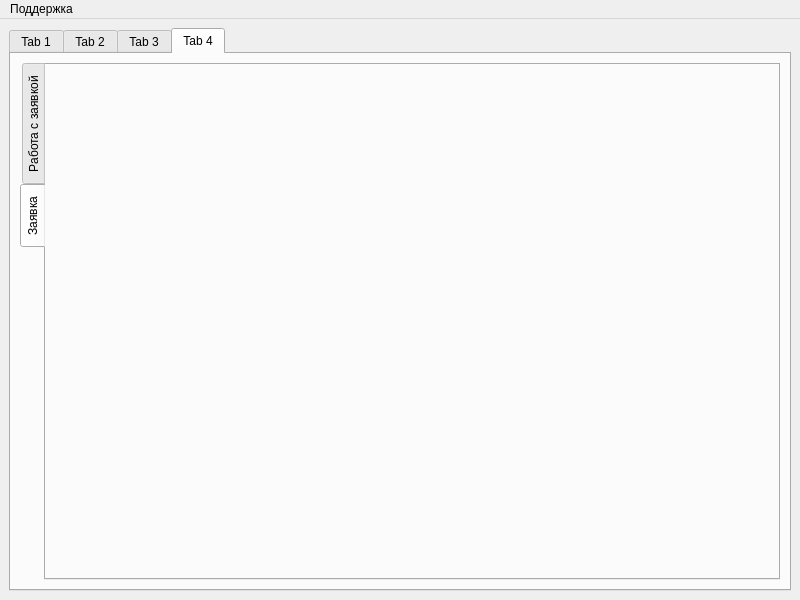
Above: QtTry4/mainwindow.ui from Vampire016/FQW_programm before the change. Below: the same form after it.
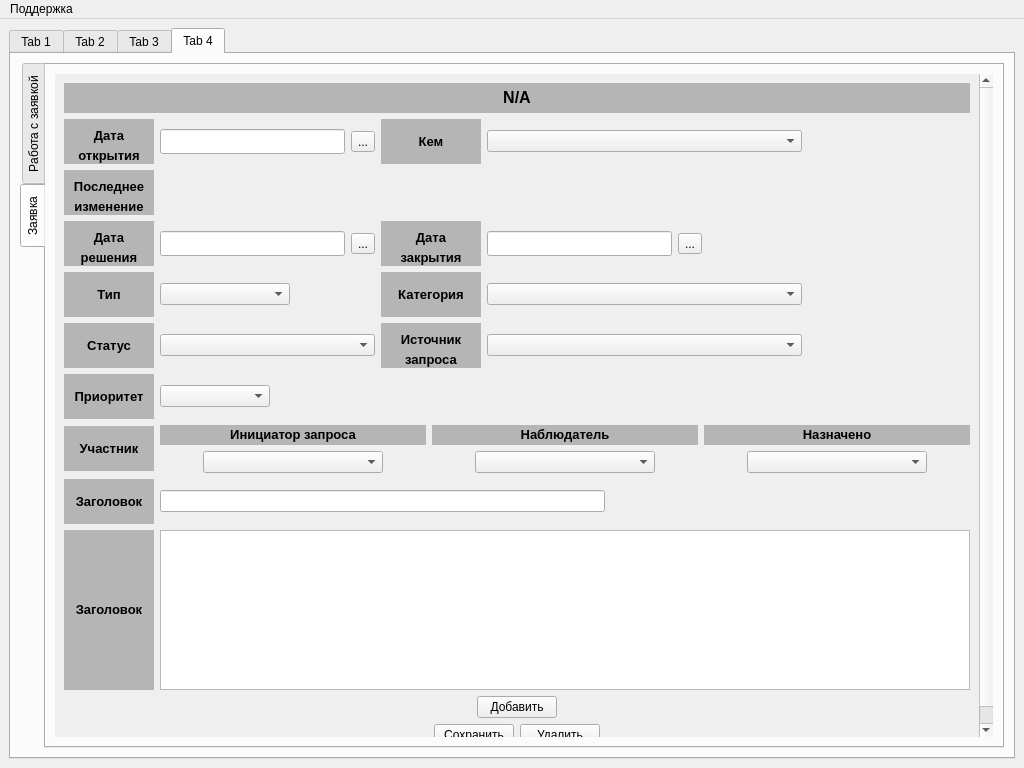
That is the form after the change. The open tabs and pages were chosen to show the change. Custom widgets are drawn as their Qt base class.

Commit message: add date (inputMask) from Calendar && lastEdit from btn(add)

Patch:
```diff
--- a/QtTry4/mainwindow.ui
+++ b/QtTry4/mainwindow.ui
@@ -6,15 +6,24 @@
    <rect>
     <x>0</x>
     <y>0</y>
-    <width>800</width>
-    <height>600</height>
+    <width>1024</width>
+    <height>768</height>
    </rect>
   </property>
+  <property name="minimumSize">
+   <size>
+    <width>0</width>
+    <height>0</height>
+   </size>
+  </property>
   <property name="windowTitle">
    <string>MainWindow</string>
   </property>
+  <property name="autoFillBackground">
+   <bool>false</bool>
+  </property>
   <widget class="QWidget" name="centralwidget">
-   <layout class="QVBoxLayout" name="verticalLayout">
+   <layout class="QHBoxLayout" name="horizontalLayout_22">
     <item>
      <widget class="QTabWidget" name="tabWidget">
       <property name="currentIndex">
@@ -1068,23 +1077,18 @@
            <enum>QTabWidget::West</enum>
           </property>
           <property name="currentIndex">
-           <number>0</number>
+           <number>1</number>
           </property>
           <widget class="QWidget" name="tab_5">
            <attribute name="title">
             <string>Работа с заявкой</string>
            </attribute>
-           <layout class="QVBoxLayout" name="verticalLayout_7">
-            <item>
-             <widget class="QToolButton" name="toolButton">
-              <property name="cursor">
-               <cursorShape>PointingHandCursor</cursorShape>
-              </property>
-              <property name="text">
-               <string>...</string>
-              </property>
-             </widget>
-            </item>
+          </widget>
+          <widget class="ClickableWidget" name="tab_6">
+           <attribute name="title">
+            <string>Заявка</string>
+           </attribute>
+           <layout class="QVBoxLayout" name="verticalLayout_5">
             <item>
              <widget class="QScrollArea" name="scrollArea">
               <property name="sizePolicy">
@@ -1099,6 +1103,18 @@
                 <height>0</height>
                </size>
               </property>
+              <property name="autoFillBackground">
+               <bool>false</bool>
+              </property>
+              <property name="styleSheet">
+               <string notr="true"/>
+              </property>
+              <property name="frameShape">
+               <enum>QFrame::NoFrame</enum>
+              </property>
+              <property name="frameShadow">
+               <enum>QFrame::Sunken</enum>
+              </property>
               <property name="verticalScrollBarPolicy">
                <enum>Qt::ScrollBarAsNeeded</enum>
               </property>
@@ -1112,12 +1128,12 @@
                <property name="geometry">
                 <rect>
                  <x>0</x>
-                 <y>0</y>
-                 <width>695</width>
-                 <height>618</height>
+                 <y>-46</y>
+                 <width>921</width>
+                 <height>707</height>
                 </rect>
                </property>
-               <layout class="QVBoxLayout" name="verticalLayout_6">
+               <layout class="QVBoxLayout" name="verticalLayout">
                 <item>
                  <widget class="QLabel" name="label_DataZayavitel">
                   <property name="sizePolicy">
@@ -1199,6 +1215,31 @@
                       <height>16777215</height>
                      </size>
                     </property>
+                    <property name="cursor">
+                     <cursorShape>IBeamCursor</cursorShape>
+                    </property>
+                    <property name="inputMethodHints">
+                     <set>Qt::ImhNone</set>
+                    </property>
+                    <property name="inputMask">
+                     <string/>
+                    </property>
+                    <property name="text">
+                     <string/>
+                    </property>
+                    <property name="maxLength">
+                     <number>32767</number>
+                    </property>
+                   </widget>
+                  </item>
+                  <item>
+                   <widget class="QToolCalendar" name="toolButton_Opened">
+                    <property name="cursor">
+                     <cursorShape>PointingHandCursor</cursorShape>
+                    </property>
+                    <property name="text">
+                     <string>...</string>
+                    </property>
                    </widget>
                   </item>
                   <item>
@@ -1224,21 +1265,34 @@
                    </widget>
                   </item>
                   <item>
-                   <widget class="QLineEdit" name="lineEdit_2">
+                   <widget class="QComboBox" name="comboBox_13">
                     <property name="minimumSize">
                      <size>
-                      <width>185</width>
-                      <height>25</height>
+                      <width>315</width>
+                      <height>0</height>
                      </size>
                     </property>
                     <property name="maximumSize">
                      <size>
-                      <width>16777000</width>
+                      <width>315</width>
                       <height>16777215</height>
                      </size>
                     </property>
                    </widget>
                   </item>
+                  <item>
+                   <spacer name="horizontalSpacer_19">
+                    <property name="orientation">
+                     <enum>Qt::Horizontal</enum>
+                    </property>
+                    <property name="sizeHint" stdset="0">
+                     <size>
+                      <width>6000</width>
+                      <height>20</height>
+                     </size>
+                    </property>
+                   </spacer>
+                  </item>
                  </layout>
                 </item>
                 <item>
@@ -1272,18 +1326,21 @@
                    </widget>
                   </item>
                   <item>
-                   <widget class="QLineEdit" name="lineEdit_3">
+                   <widget class="QLabel" name="label_17">
+                    <property name="sizePolicy">
+                     <sizepolicy hsizetype="Fixed" vsizetype="Fixed">
+                      <horstretch>0</horstretch>
+                      <verstretch>0</verstretch>
+                     </sizepolicy>
+                    </property>
                     <property name="minimumSize">
                      <size>
-                      <width>225</width>
+                      <width>320</width>
                       <height>25</height>
                      </size>
                     </property>
-                    <property name="maximumSize">
-                     <size>
-                      <width>225</width>
-                      <height>16777215</height>
-                     </size>
+                    <property name="text">
+                     <string/>
                     </property>
                    </widget>
                   </item>
@@ -1349,6 +1406,19 @@
                       <height>25</height>
                      </size>
                     </property>
+                    <property name="cursor">
+                     <cursorShape>IBeamCursor</cursorShape>
+                    </property>
+                   </widget>
+                  </item>
+                  <item>
+                   <widget class="QToolCalendar" name="toolButton_Decision">
+                    <property name="cursor">
+                     <cursorShape>PointingHandCursor</cursorShape>
+                    </property>
+                    <property name="text">
+                     <string>...</string>
+                    </property>
                    </widget>
                   </item>
                   <item>
@@ -1387,8 +1457,40 @@
                       <height>25</height>
                      </size>
                     </property>
+                    <property name="maximumSize">
+                     <size>
+                      <width>315</width>
+                      <height>16777215</height>
+                     </size>
+                    </property>
+                    <property name="cursor">
+                     <cursorShape>IBeamCursor</cursorShape>
+                    </property>
                    </widget>
                   </item>
+                  <item>
+                   <widget class="QToolCalendar" name="toolButton_Closed">
+                    <property name="cursor">
+                     <cursorShape>PointingHandCursor</cursorShape>
+                    </property>
+                    <property name="text">
+                     <string>...</string>
+                    </property>
+                   </widget>
+                  </item>
+                  <item>
+                   <spacer name="horizontalSpacer_20">
+                    <property name="orientation">
+                     <enum>Qt::Horizontal</enum>
+                    </property>
+                    <property name="sizeHint" stdset="0">
+                     <size>
+                      <width>6000</width>
+                      <height>20</height>
+                     </size>
+                    </property>
+                   </spacer>
+                  </item>
                  </layout>
                 </item>
                 <item>
@@ -1425,7 +1527,7 @@
                     </property>
                     <property name="minimumSize">
                      <size>
-                      <width>110</width>
+                      <width>130</width>
                       <height>0</height>
                      </size>
                     </property>
@@ -1435,6 +1537,9 @@
                       <height>16777215</height>
                      </size>
                     </property>
+                    <property name="cursor">
+                     <cursorShape>PointingHandCursor</cursorShape>
+                    </property>
                    </widget>
                   </item>
                   <item>
@@ -1447,7 +1552,7 @@
                     </property>
                     <property name="sizeHint" stdset="0">
                      <size>
-                      <width>75</width>
+                      <width>85</width>
                       <height>20</height>
                      </size>
                     </property>
@@ -1476,7 +1581,36 @@
                    </widget>
                   </item>
                   <item>
-                   <widget class="QComboBox" name="comboBox_6"/>
+                   <widget class="QComboBox" name="comboBox_6">
+                    <property name="minimumSize">
+                     <size>
+                      <width>315</width>
+                      <height>0</height>
+                     </size>
+                    </property>
+                    <property name="maximumSize">
+                     <size>
+                      <width>315</width>
+                      <height>16777215</height>
+                     </size>
+                    </property>
+                    <property name="cursor">
+                     <cursorShape>PointingHandCursor</cursorShape>
+                    </property>
+                   </widget>
+                  </item>
+                  <item>
+                   <spacer name="horizontalSpacer_21">
+                    <property name="orientation">
+                     <enum>Qt::Horizontal</enum>
+                    </property>
+                    <property name="sizeHint" stdset="0">
+                     <size>
+                      <width>6000</width>
+                      <height>20</height>
+                     </size>
+                    </property>
+                   </spacer>
                   </item>
                  </layout>
                 </item>
@@ -1514,16 +1648,19 @@
                     </property>
                     <property name="minimumSize">
                      <size>
-                      <width>185</width>
+                      <width>215</width>
                       <height>0</height>
                      </size>
                     </property>
                     <property name="maximumSize">
                      <size>
-                      <width>110</width>
+                      <width>215</width>
                       <height>16777215</height>
                      </size>
                     </property>
+                    <property name="cursor">
+                     <cursorShape>PointingHandCursor</cursorShape>
+                    </property>
                    </widget>
                   </item>
                   <item>
@@ -1555,7 +1692,36 @@
                    </widget>
                   </item>
                   <item>
-                   <widget class="QComboBox" name="comboBox_8"/>
+                   <widget class="QComboBox" name="comboBox_8">
+                    <property name="minimumSize">
+                     <size>
+                      <width>315</width>
+                      <height>0</height>
+                     </size>
+                    </property>
+                    <property name="maximumSize">
+                     <size>
+                      <width>315</width>
+                      <height>16777215</height>
+                     </size>
+                    </property>
+                    <property name="cursor">
+                     <cursorShape>PointingHandCursor</cursorShape>
+                    </property>
+                   </widget>
+                  </item>
+                  <item>
+                   <spacer name="horizontalSpacer_22">
+                    <property name="orientation">
+                     <enum>Qt::Horizontal</enum>
+                    </property>
+                    <property name="sizeHint" stdset="0">
+                     <size>
+                      <width>6000</width>
+                      <height>20</height>
+                     </size>
+                    </property>
+                   </spacer>
                   </item>
                  </layout>
                 </item>
@@ -1603,6 +1769,15 @@
                       <height>16777215</height>
                      </size>
                     </property>
+                    <property name="cursor">
+                     <cursorShape>PointingHandCursor</cursorShape>
+                    </property>
+                    <property name="styleSheet">
+                     <string notr="true"/>
+                    </property>
+                    <property name="frame">
+                     <bool>true</bool>
+                    </property>
                    </widget>
                   </item>
                   <item>
@@ -1623,6 +1798,257 @@
                   </item>
                  </layout>
                 </item>
+                <item>
+                 <layout class="QHBoxLayout" name="horizontalLayout_21">
+                  <item>
+                   <widget class="QLabel" name="label_13">
+                    <property name="sizePolicy">
+                     <sizepolicy hsizetype="Fixed" vsizetype="Fixed">
+                      <horstretch>0</horstretch>
+                      <verstretch>0</verstretch>
+                     </sizepolicy>
+                    </property>
+                    <property name="minimumSize">
+                     <size>
+                      <width>90</width>
+                      <height>45</height>
+                     </size>
+                    </property>
+                    <property name="styleSheet">
+                     <string notr="true">background-color: rgb(181, 181, 181);</string>
+                    </property>
+                    <property name="text">
+                     <string>&lt;html&gt;&lt;head/&gt;&lt;body&gt;&lt;p align=&quot;center&quot;&gt;&lt;span style=&quot; font-size:10pt; font-weight:600;&quot;&gt;Участник&lt;/span&gt;&lt;/p&gt;&lt;/body&gt;&lt;/html&gt;</string>
+                    </property>
+                   </widget>
+                  </item>
+                  <item>
+                   <layout class="QVBoxLayout" name="verticalLayout_6">
+                    <item>
+                     <widget class="QLabel" name="label_14">
+                      <property name="sizePolicy">
+                       <sizepolicy hsizetype="Expanding" vsizetype="Fixed">
+                        <horstretch>0</horstretch>
+                        <verstretch>0</verstretch>
+                       </sizepolicy>
+                      </property>
+                      <property name="minimumSize">
+                       <size>
+                        <width>130</width>
+                        <height>20</height>
+                       </size>
+                      </property>
+                      <property name="maximumSize">
+                       <size>
+                        <width>16777215</width>
+                        <height>20</height>
+                       </size>
+                      </property>
+                      <property name="styleSheet">
+                       <string notr="true">background-color: rgb(181, 181, 181);</string>
+                      </property>
+                      <property name="text">
+                       <string>&lt;html&gt;&lt;head/&gt;&lt;body&gt;&lt;p align=&quot;center&quot;&gt;&lt;span style=&quot; font-size:10pt; font-weight:600;&quot;&gt;Инициатор запроса&lt;/span&gt;&lt;/p&gt;&lt;/body&gt;&lt;/html&gt;</string>
+                      </property>
+                     </widget>
+                    </item>
+                    <item>
+                     <layout class="QHBoxLayout" name="horizontalLayout_18">
+                      <item>
+                       <spacer name="horizontalSpacer_13">
+                        <property name="orientation">
+                         <enum>Qt::Horizontal</enum>
+                        </property>
+                        <property name="sizeHint" stdset="0">
+                         <size>
+                          <width>28</width>
+                          <height>17</height>
+                         </size>
+                        </property>
+                       </spacer>
+                      </item>
+                      <item>
+                       <widget class="QComboBox" name="comboBox_10">
+                        <property name="minimumSize">
+                         <size>
+                          <width>180</width>
+                          <height>0</height>
+                         </size>
+                        </property>
+                        <property name="cursor">
+                         <cursorShape>PointingHandCursor</cursorShape>
+                        </property>
+                       </widget>
+                      </item>
+                      <item>
+                       <spacer name="horizontalSpacer_14">
+                        <property name="orientation">
+                         <enum>Qt::Horizontal</enum>
+                        </property>
+                        <property name="sizeHint" stdset="0">
+                         <size>
+                          <width>40</width>
+                          <height>20</height>
+                         </size>
+                        </property>
+                       </spacer>
+                      </item>
+                     </layout>
+                    </item>
+                   </layout>
+                  </item>
+                  <item>
+                   <layout class="QVBoxLayout" name="verticalLayout_8">
+                    <item>
+                     <widget class="QLabel" name="label_15">
+                      <property name="sizePolicy">
+                       <sizepolicy hsizetype="Expanding" vsizetype="Fixed">
+                        <horstretch>0</horstretch>
+                        <verstretch>0</verstretch>
+                       </sizepolicy>
+                      </property>
+                      <property name="minimumSize">
+                       <size>
+                        <width>130</width>
+                        <height>20</height>
+                       </size>
+                      </property>
+                      <property name="maximumSize">
+                       <size>
+                        <width>16777215</width>
+                        <height>20</height>
+                       </size>
+                      </property>
+                      <property name="styleSheet">
+                       <string notr="true">background-color: rgb(181, 181, 181);</string>
+                      </property>
+                      <property name="text">
+                       <string>&lt;html&gt;&lt;head/&gt;&lt;body&gt;&lt;p align=&quot;center&quot;&gt;&lt;span style=&quot; font-size:10pt; font-weight:600;&quot;&gt;Наблюдатель&lt;/span&gt;&lt;/p&gt;&lt;/body&gt;&lt;/html&gt;</string>
+                      </property>
+                     </widget>
+                    </item>
+                    <item>
+                     <layout class="QHBoxLayout" name="horizontalLayout_19">
+                      <item>
+                       <spacer name="horizontalSpacer_15">
+                        <property name="orientation">
+                         <enum>Qt::Horizontal</enum>
+                        </property>
+                        <property name="sizeHint" stdset="0">
+                         <size>
+                          <width>28</width>
+                          <height>17</height>
+                         </size>
+                        </property>
+                       </spacer>
+                      </item>
+                      <item>
+                       <widget class="QComboBox" name="comboBox_11">
+                        <property name="minimumSize">
+                         <size>
+                          <width>180</width>
+                          <height>0</height>
+                         </size>
+                        </property>
+                        <property name="cursor">
+                         <cursorShape>PointingHandCursor</cursorShape>
+                        </property>
+                       </widget>
+                      </item>
+                      <item>
+                       <spacer name="horizontalSpacer_16">
+                        <property name="orientation">
+                         <enum>Qt::Horizontal</enum>
+                        </property>
+                        <property name="sizeHint" stdset="0">
+                         <size>
+                          <width>40</width>
+                          <height>20</height>
+                         </size>
+                        </property>
+                       </spacer>
+                      </item>
+                     </layout>
+                    </item>
+                   </layout>
+                  </item>
+                  <item>
+                   <layout class="QVBoxLayout" name="verticalLayout_9">
+                    <item>
+                     <widget class="QLabel" name="label_16">
+                      <property name="sizePolicy">
+                       <sizepolicy hsizetype="Expanding" vsizetype="Fixed">
+                        <horstretch>0</horstretch>
+                        <verstretch>0</verstretch>
+                       </sizepolicy>
+                      </property>
+                      <property name="minimumSize">
+                       <size>
+                        <width>130</width>
+                        <height>20</height>
+                       </size>
+                      </property>
+                      <property name="maximumSize">
+                       <size>
+                        <width>16777215</width>
+                        <height>20</height>
+                       </size>
+                      </property>
+                      <property name="styleSheet">
+                       <string notr="true">background-color: rgb(181, 181, 181);</string>
+                      </property>
+                      <property name="text">
+                       <string>&lt;html&gt;&lt;head/&gt;&lt;body&gt;&lt;p align=&quot;center&quot;&gt;&lt;span style=&quot; font-size:10pt; font-weight:600;&quot;&gt;Назначено&lt;/span&gt;&lt;/p&gt;&lt;/body&gt;&lt;/html&gt;</string>
+                      </property>
+                     </widget>
+                    </item>
+                    <item>
+                     <layout class="QHBoxLayout" name="horizontalLayout_20">
+                      <item>
+                       <spacer name="horizontalSpacer_17">
+                        <property name="orientation">
+                         <enum>Qt::Horizontal</enum>
+                        </property>
+                        <property name="sizeHint" stdset="0">
+                         <size>
+                          <width>28</width>
+                          <height>17</height>
+                         </size>
+                        </property>
+                       </spacer>
+                      </item>
+                      <item>
+                       <widget class="QComboBox" name="comboBox_12">
+                        <property name="minimumSize">
+                         <size>
+                          <width>180</width>
+                          <height>0</height>
+                         </size>
+                        </property>
+                        <property name="cursor">
+                         <cursorShape>PointingHandCursor</cursorShape>
+                        </property>
+                       </widget>
+                      </item>
+                      <item>
+                       <spacer name="horizontalSpacer_18">
+                        <property name="orientation">
+                         <enum>Qt::Horizontal</enum>
+                        </property>
+                        <property name="sizeHint" stdset="0">
+                         <size>
+                          <width>40</width>
+                          <height>20</height>
+                         </size>
+                        </property>
+                       </spacer>
+                      </item>
+                     </layout>
+                    </item>
+                   </layout>
+                  </item>
+                 </layout>
+                </item>
                 <item>
                  <layout class="QHBoxLayout" name="horizontalLayout_15">
                   <item>
@@ -1661,6 +2087,9 @@
                       <height>16777215</height>
                      </size>
                     </property>
+                    <property name="cursor">
+                     <cursorShape>IBeamCursor</cursorShape>
+                    </property>
                    </widget>
                   </item>
                   <item>
@@ -1673,7 +2102,7 @@
                     </property>
                     <property name="sizeHint" stdset="0">
                      <size>
-                      <width>600</width>
+                      <width>6000</width>
                       <height>20</height>
                      </size>
                     </property>
@@ -1713,6 +2142,9 @@
                       <height>160</height>
                      </size>
                     </property>
+                    <property name="cursor" stdset="0">
+                     <cursorShape>IBeamCursor</cursorShape>
+                    </property>
                    </widget>
                   </item>
                  </layout>
@@ -1725,11 +2157,11 @@
                      <enum>Qt::Horizontal</enum>
                     </property>
                     <property name="sizeType">
-                     <enum>QSizePolicy::Fixed</enum>
+                     <enum>QSizePolicy::Expanding</enum>
                     </property>
                     <property name="sizeHint" stdset="0">
                      <size>
-                      <width>290</width>
+                      <width>40</width>
                       <height>20</height>
                      </size>
                     </property>
@@ -1737,6 +2169,9 @@
                   </item>
                   <item>
                    <widget class="QPushButton" name="pushButton">
+                    <property name="cursor">
+                     <cursorShape>PointingHandCursor</cursorShape>
+                    </property>
                     <property name="text">
                      <string>Добавить</string>
                     </property>
@@ -1757,18 +2192,65 @@
                   </item>
                  </layout>
                 </item>
+                <item>
+                 <layout class="QHBoxLayout" name="horizontalLayout_23">
+                  <item>
+                   <spacer name="horizontalSpacer_23">
+                    <property name="orientation">
+                     <enum>Qt::Horizontal</enum>
+                    </property>
+                    <property name="sizeType">
+                     <enum>QSizePolicy::Expanding</enum>
+                    </property>
+                    <property name="sizeHint" stdset="0">
+                     <size>
+                      <width>40</width>
+                      <height>20</height>
+                     </size>
+                    </property>
+                   </spacer>
+                  </item>
+                  <item>
+                   <widget class="QPushButton" name="pushButton_2">
+                    <property name="cursor">
+                     <cursorShape>PointingHandCursor</cursorShape>
+                    </property>
+                    <property name="text">
+                     <string>Сохранить</string>
+                    </property>
+                   </widget>
+                  </item>
+                  <item>
+                   <widget class="QPushButton" name="pushButton_3">
+                    <property name="cursor">
+                     <cursorShape>PointingHandCursor</cursorShape>
+                    </property>
+                    <property name="text">
+                     <string>Удалить</string>
+                    </property>
+                   </widget>
+                  </item>
+                  <item>
+                   <spacer name="horizontalSpacer_24">
+                    <property name="orientation">
+                     <enum>Qt::Horizontal</enum>
+                    </property>
+                    <property name="sizeHint" stdset="0">
+                     <size>
+                      <width>40</width>
+                      <height>20</height>
+                     </size>
+                    </property>
+                   </spacer>
+                  </item>
+                 </layout>
+                </item>
                </layout>
               </widget>
              </widget>
             </item>
            </layout>
           </widget>
-          <widget class="ClickableWidget" name="tab_6">
-           <attribute name="title">
-            <string>Заявка</string>
-           </attribute>
-           <layout class="QVBoxLayout" name="verticalLayout_5"/>
-          </widget>
          </widget>
         </item>
        </layout>
@@ -1782,7 +2264,7 @@
     <rect>
      <x>0</x>
      <y>0</y>
-     <width>800</width>
+     <width>1024</width>
      <height>21</height>
     </rect>
    </property>
@@ -1853,6 +2335,11 @@
    <header>clickablewidget.h</header>
    <container>1</container>
   </customwidget>
+  <customwidget>
+   <class>QToolCalendar</class>
+   <extends>QToolButton</extends>
+   <header>qtoolcalendar.h</header>
+  </customwidget>
  </customwidgets>
  <resources/>
  <connections/>
```
The commit also changes 27 other files.
